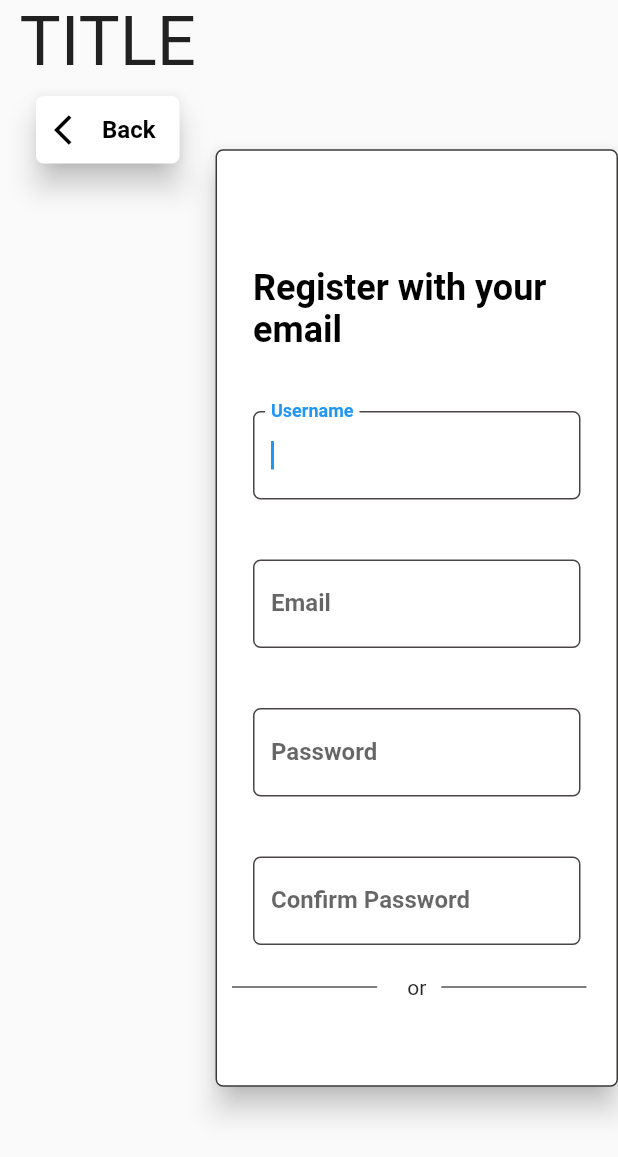
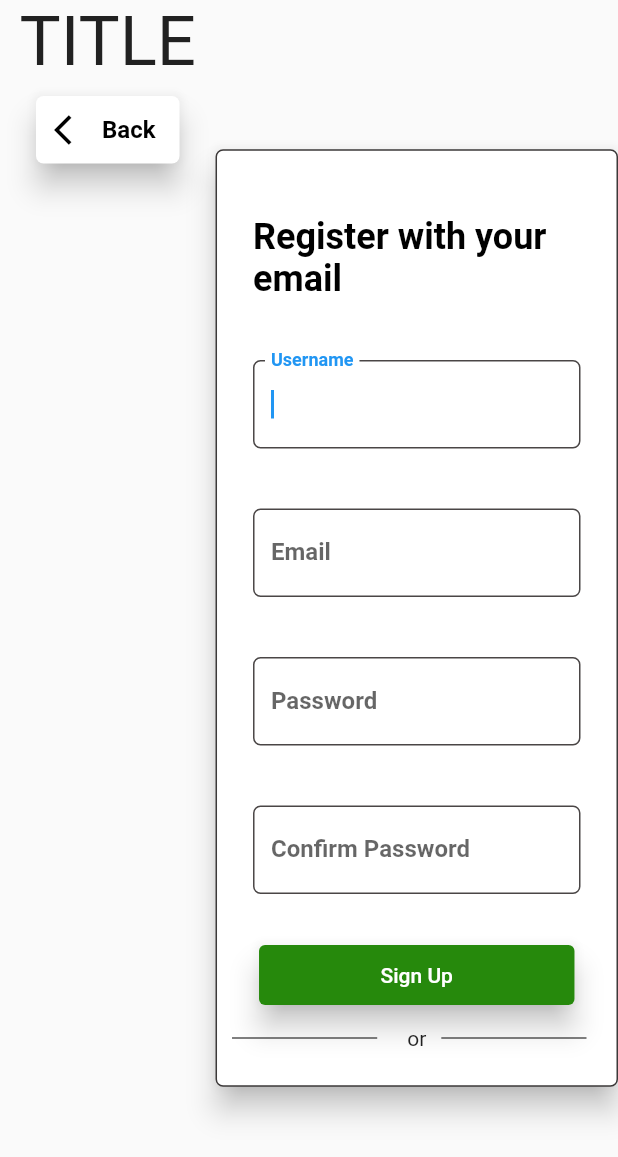
Before and after one commit to Stuartwastaken/scrum, a Flutter app: the screen it shows after launch, on a phone screen of 412 x 824 dp. Shown: the top 1157 px of the screen. Run offline on Flutter 3.47's test engine with Material 2 defaults, Android fonts, the phone set to English and light mode, and no system bars; Roboto replaces fonts that are missing (Poppins, Primary Family).

Commit message:
Implemented Sign Up Button
- Added Sign Up button that the end-user will click to attempt to create a SCRUM account
- Button changes color upon hover

```diff
--- a/lib/main.dart
+++ b/lib/main.dart
@@ -155,6 +155,7 @@ class _RegisterState extends State<Register> {
                         child: Column(
                           mainAxisSize: MainAxisSize.max,
                           mainAxisAlignment: MainAxisAlignment.center,
+                          crossAxisAlignment: CrossAxisAlignment.center,
                           children: [
                             //reigster text
                             Padding(
@@ -268,6 +269,46 @@ class _RegisterState extends State<Register> {
                               ),
                             ),
                             //submit button
+                            Padding(
+                              padding: EdgeInsetsDirectional.fromSTEB(
+                                  24, 10, 24, 10),
+                              child: Row(
+                                mainAxisSize: MainAxisSize.max,
+                                mainAxisAlignment: MainAxisAlignment.center,
+                                crossAxisAlignment: CrossAxisAlignment.start,
+                                children: [
+                                  Expanded(
+                                    child: Card(
+                                      elevation: 8,
+                                      child: SizedBox(
+                                        height: 40,
+                                        child: TextButton(
+                                          onPressed: () {},
+                                          child: Text(
+                                            "Sign Up",
+                                            style: TextStyle(
+                                              color: Colors.white,
+                                            ),
+                                          ),
+                                          style: ButtonStyle(
+                                            backgroundColor:
+                                                MaterialStateProperty
+                                                    .resolveWith<Color>(
+                                                        (Set<MaterialState>
+                                                            states) {
+                                              if (states.contains(
+                                                  MaterialState.hovered))
+                                                return Color(0xFF106b03);
+                                              return Color(0xFF26890c);
+                                            }),
+                                          ),
+                                        ),
+                                      ),
+                                    ),
+                                  ),
+                                ],
+                              ),
+                            ),
                             //or divider
                             Row(
                               children: [
```
